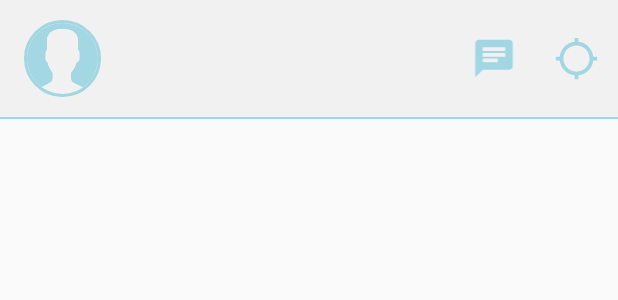
After one commit to SamElgohary/FindPepole, an Android app: the layout my_circle_item.xml on its own in the app's theme, with its tools: preview values and no code run, on a phone screen of 412 x 824 dp. The commit adds this screen. Shown: the top 300 px of the screen. Run offline under Robolectric (Android 15) with nearby library versions, the phone set to English and light mode, and no system bars.

Commit message:
my circle in prossising 50% is done

```diff
--- a/app/src/main/res/drawable/ic_chat_black_24dp.xml
+++ b/app/src/main/res/drawable/ic_chat_black_24dp.xml
@@ -1,5 +1,5 @@
-<vector android:height="48dp" android:tint="#A1D6E2"
+<vector android:height="30dp" android:tint="#A1D6E2"
     android:viewportHeight="24.0" android:viewportWidth="24.0"
-    android:width="48dp" xmlns:android="http://schemas.android.com/apk/res/android">
+    android:width="30dp" xmlns:android="http://schemas.android.com/apk/res/android">
     <path android:fillColor="#FF000000" android:pathData="M20,2L4,2c-1.1,0 -1.99,0.9 -1.99,2L2,22l4,-4h14c1.1,0 2,-0.9 2,-2L22,4c0,-1.1 -0.9,-2 -2,-2zM6,9h12v2L6,11L6,9zM14,14L6,14v-2h8v2zM18,8L6,8L6,6h12v2z"/>
 </vector>
--- a/app/src/main/res/drawable/ic_location_searching_black_24dp.xml
+++ b/app/src/main/res/drawable/ic_location_searching_black_24dp.xml
@@ -1,5 +1,5 @@
-<vector android:height="48dp" android:tint="#A1D6E2"
+<vector android:height="30dp" android:tint="#A1D6E2"
     android:viewportHeight="24.0" android:viewportWidth="24.0"
-    android:width="48dp" xmlns:android="http://schemas.android.com/apk/res/android">
+    android:width="30dp" xmlns:android="http://schemas.android.com/apk/res/android">
     <path android:fillColor="#FF000000" android:pathData="M20.94,11c-0.46,-4.17 -3.77,-7.48 -7.94,-7.94V1h-2v2.06C6.83,3.52 3.52,6.83 3.06,11H1v2h2.06c0.46,4.17 3.77,7.48 7.94,7.94V23h2v-2.06c4.17,-0.46 7.48,-3.77 7.94,-7.94H23v-2h-2.06zM12,19c-3.87,0 -7,-3.13 -7,-7s3.13,-7 7,-7 7,3.13 7,7 -3.13,7 -7,7z"/>
 </vector>
--- a/app/src/main/res/layout/activity_main.xml
+++ b/app/src/main/res/layout/activity_main.xml
@@ -56,8 +56,8 @@
 
         <ImageView
             android:id="@+id/more"
-            android:layout_width="@dimen/_30sdp"
-            android:layout_height="@dimen/_30sdp"
+            android:layout_width="@dimen/_24sdp"
+            android:layout_height="@dimen/_24sdp"
             android:layout_gravity="center"
             android:layout_margin="@dimen/_4sdp"
             android:layout_marginTop="8dp"
@@ -74,8 +74,6 @@
         android:id="@+id/fragment_container"
         android:layout_width="0dp"
         android:layout_height="0dp"
-        android:layout_marginStart="8dp"
-        android:layout_marginEnd="8dp"
         android:text="@string/title_home"
         app:layout_constraintBottom_toTopOf="@+id/navigation"
         app:layout_constraintEnd_toEndOf="parent"
--- a/app/src/main/res/layout/fragment_circle.xml
+++ b/app/src/main/res/layout/fragment_circle.xml
@@ -69,9 +69,6 @@
                     android:layout_height="@dimen/_30sdp"
                     android:layout_gravity="center"
                     android:layout_margin="@dimen/_4sdp"
-                    android:layout_marginStart="8dp"
-                    android:layout_marginTop="8dp"
-                    android:layout_marginBottom="8dp"
                     android:background="@drawable/ic_person_wight_24dp"
                     app:civ_border_color="@color/wight"
                     app:civ_border_width="2dp"/>
--- /dev/null
+++ b/app/src/main/res/layout/my_circle_item.xml
@@ -0,0 +1,70 @@
+<?xml version="1.0" encoding="utf-8"?>
+<LinearLayout xmlns:android="http://schemas.android.com/apk/res/android"
+    android:orientation="vertical"
+    android:layout_width="match_parent"
+    android:layout_height="match_parent">
+
+    <LinearLayout
+        android:id="@+id/user_item_ll"
+        android:layout_width="match_parent"
+        android:layout_height="@dimen/_60sdp"
+        android:background="@color/overcast"
+        android:orientation="horizontal">
+
+        <de.hdodenhof.circleimageview.CircleImageView
+            xmlns:app="http://schemas.android.com/apk/res-auto"
+            android:id="@+id/user_img_profile"
+            android:layout_width="0dp"
+            android:layout_height="wrap_content"
+            android:padding="@dimen/_8sdp"
+            android:layout_marginLeft="@dimen/_4sdp"
+            android:layout_marginRight="@dimen/_4sdp"
+            android:src="@drawable/user"
+            android:layout_weight="1"
+            app:civ_border_color="@color/ice"
+            app:civ_border_width="2dp"/>
+
+        <TextView
+            android:id="@+id/user_name"
+            android:layout_width="0dp"
+            android:layout_height="match_parent"
+            android:layout_weight="3"
+            android:gravity="center|left"
+            android:textSize="@dimen/_14ssp" />
+
+       <LinearLayout
+           android:layout_width="0dp"
+           android:layout_height="match_parent"
+           android:orientation="horizontal"
+           android:layout_weight="1.5">
+
+           <ImageView
+               android:id="@+id/chat_icon"
+               android:layout_width="0dp"
+               android:layout_height="wrap_content"
+               android:layout_gravity="center"
+               android:layout_margin="@dimen/_4sdp"
+               android:src="@drawable/ic_chat_black_24dp"
+               android:layout_weight="1"/>
+
+           <ImageView
+               android:id="@+id/live_location_icon"
+               android:layout_width="0dp"
+               android:layout_height="wrap_content"
+               android:layout_gravity="center"
+               android:layout_margin="@dimen/_4sdp"
+               android:src="@drawable/ic_location_searching_black_24dp"
+               android:layout_weight="1"/>
+
+       </LinearLayout>
+
+
+
+    </LinearLayout>
+    <View
+        android:layout_width="match_parent"
+        android:background="@color/ice"
+        android:layout_height="@dimen/_1sdp"/>
+
+
+</LinearLayout>
```
Also changed, not shown: app/src/main/java/com/samrelgohary/fenk/Adapter/MyCircleAdapter.java (added, +103 -0 lines), app/src/main/java/com/samrelgohary/fenk/Fragments/CircleFragment.java (+65 -0 lines).
